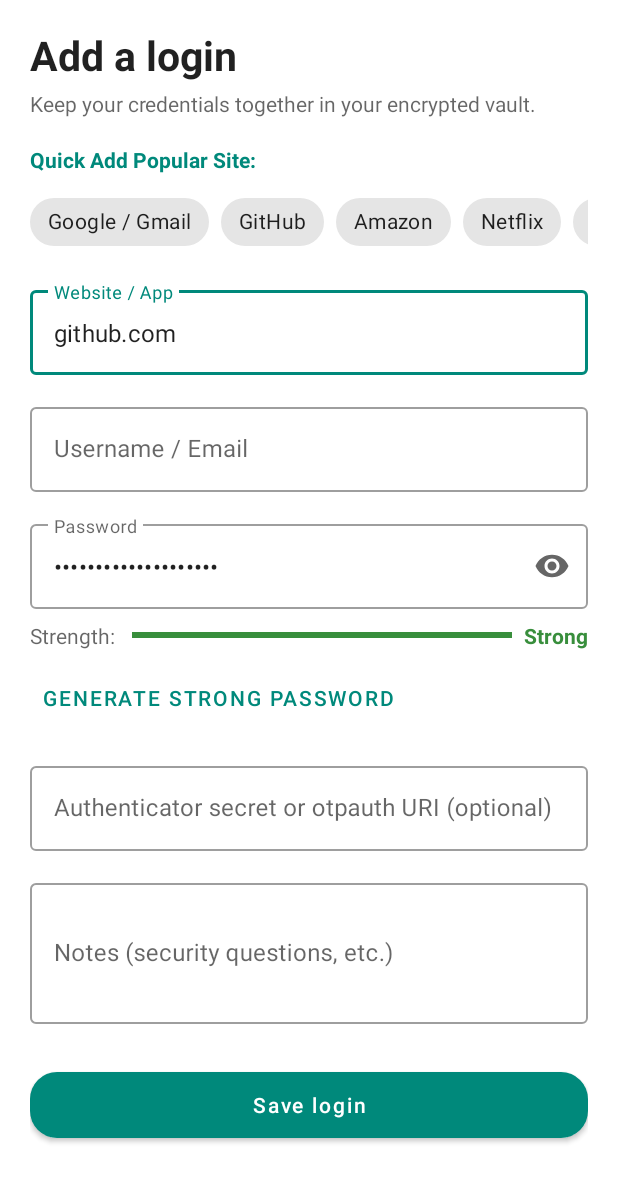
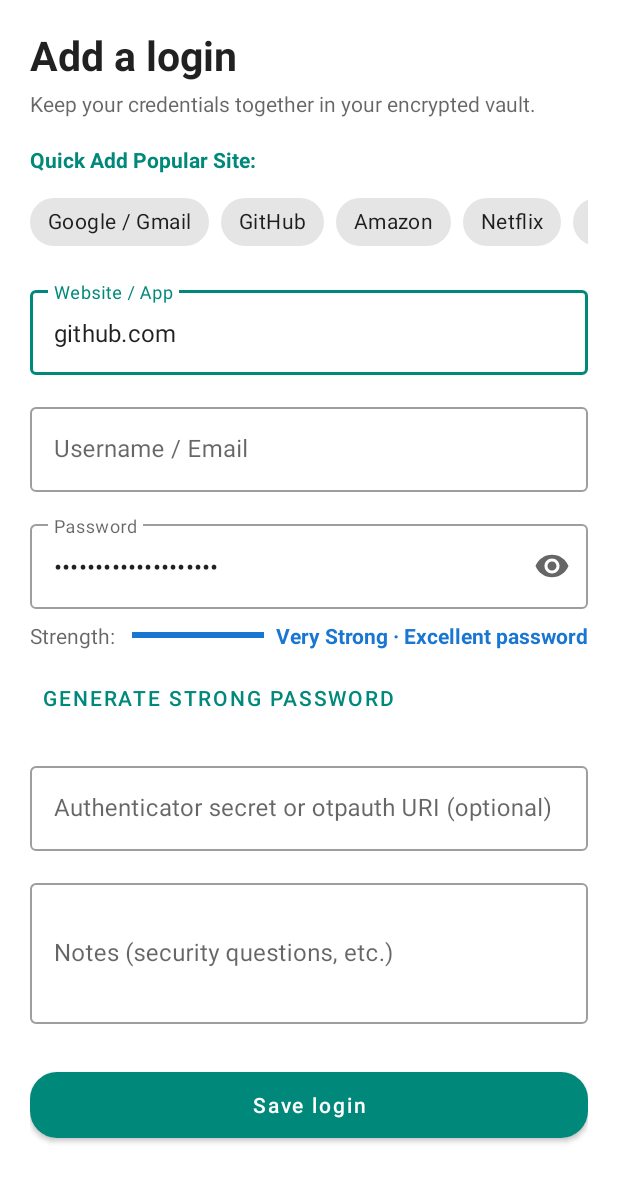
Before and after one commit to saurabhkundu1/secure-password-manager, an Android app: the AddEditActivity screen opened directly, with no data from a screen before it, after a tap on "GitHub", on a phone screen of 412 x 824 dp. Shown: the top 1182 px of the screen. Run offline under Robolectric (Android 15) with nearby library versions, the phone set to English and light mode, and no system bars; 1 statement that could not run was skipped; 3 other taps on this screen came first.

Commit message:
feat(security): implement entropy-based password strength estimator with pattern penalties and suggestions

```diff
--- a/app/src/main/java/com/applify/securepass/AddEditActivity.kt
+++ b/app/src/main/java/com/applify/securepass/AddEditActivity.kt
@@ -250,39 +250,12 @@ class AddEditActivity : BaseLockActivity() {
     }
 
     private fun updatePasswordStrength(password: String?) {
-        if (password.isNullOrEmpty()) {
-            progressStrength.progress = 0
-            tvStrengthText.text = "Weak"
-            tvStrengthText.setTextColor(-0x2ce0d1)
-            progressStrength.progressTintList = ColorStateList.valueOf(-0x2ce0d1)
-            return
-        }
-
-        var score = 0
-        // Length (max 40 pts)
-        score += Math.min(password.length * 5, 40)
-
-        // Varieties (15 pts each)
-        if (password.contains(Regex(".*[A-Z].*"))) score += 15
-        if (password.contains(Regex(".*[a-z].*"))) score += 15
-        if (password.contains(Regex(".*[0-9].*"))) score += 15
-        if (password.contains(Regex(".*[^A-Za-z0-9].*"))) score += 15
-
-        progressStrength.progress = score
-
-        if (score <= 40) {
-            tvStrengthText.text = "Weak"
-            tvStrengthText.setTextColor(-0x2ce0d1)
-            progressStrength.progressTintList = ColorStateList.valueOf(-0x2ce0d1)
-        } else if (score <= 70) {
-            tvStrengthText.text = "Fair"
-            tvStrengthText.setTextColor(-0xa8400)
-            progressStrength.progressTintList = ColorStateList.valueOf(-0xa8400)
-        } else {
-            tvStrengthText.text = "Strong"
-            tvStrengthText.setTextColor(-0xc771c4)
-            progressStrength.progressTintList = ColorStateList.valueOf(-0xc771c4)
-        }
+        val result = PasswordStrengthEstimator.estimate(password)
+        progressStrength.progress = result.score
+        tvStrengthText.text = "${result.level.label} · ${result.feedback}"
+        val color = result.level.colorHex
+        tvStrengthText.setTextColor(color)
+        progressStrength.progressTintList = ColorStateList.valueOf(color)
     }
 
     companion object {
--- /dev/null
+++ b/app/src/main/java/com/applify/securepass/PasswordStrengthEstimator.kt
@@ -0,0 +1,106 @@
+package com.applify.securepass
+
+enum class StrengthLevel(val label: String, val colorHex: Int) {
+    VERY_WEAK("Very Weak", 0xFFD32F2F.toInt()),
+    WEAK("Weak", 0xFFE64A19.toInt()),
+    FAIR("Fair", 0xFFF57C00.toInt()),
+    STRONG("Strong", 0xFF388E3C.toInt()),
+    VERY_STRONG("Very Strong", 0xFF1976D2.toInt())
+}
+
+data class StrengthResult(
+    val score: Int,
+    val level: StrengthLevel,
+    val feedback: String
+)
+
+object PasswordStrengthEstimator {
+    private val SEQUENCES = listOf(
+        "1234567890",
+        "abcdefghijklmnopqrstuvwxyz",
+        "qwertyuiop",
+        "asdfghjkl",
+        "zxcvbnm"
+    )
+
+    fun estimate(password: String?): StrengthResult {
+        if (password.isNullOrEmpty()) {
+            return StrengthResult(0, StrengthLevel.VERY_WEAK, "Enter password")
+        }
+
+        var poolSize = 0
+        var hasUpper = false
+        var hasLower = false
+        var hasDigit = false
+        var hasSymbol = false
+
+        for (ch in password) {
+            when {
+                ch in 'a'..'z' -> hasLower = true
+                ch in 'A'..'Z' -> hasUpper = true
+                ch in '0'..'9' -> hasDigit = true
+                else -> hasSymbol = true
+            }
+        }
+
+        if (hasLower) poolSize += 26
+        if (hasUpper) poolSize += 26
+        if (hasDigit) poolSize += 10
+        if (hasSymbol) poolSize += 33
+
+        // Base entropy calculation: length * log2(poolSize)
+        val entropy = if (poolSize > 0) password.length * (Math.log(poolSize.toDouble()) / Math.log(2.0)) else 0.0
+
+        var penalty = 0.0
+
+        // 1. Repeated consecutive characters
+        var repeatedCount = 0
+        for (i in 1 until password.length) {
+            if (password[i].lowercaseChar() == password[i - 1].lowercaseChar()) {
+                repeatedCount++
+            }
+        }
+        penalty += repeatedCount * 6.0
+
+        // 2. Sequential patterns
+        val lower = password.lowercase()
+        for (seq in SEQUENCES) {
+            for (len in 3..seq.length) {
+                for (start in 0..seq.length - len) {
+                    val sub = seq.substring(start, start + len)
+                    if (lower.contains(sub) || lower.contains(sub.reversed())) {
+                        penalty += len * 4.0
+                    }
+                }
+            }
+        }
+
+        // 3. Length penalty for short passwords
+        if (password.length < 8) {
+            penalty += (8 - password.length) * 10.0
+        }
+
+        val adjustedScore = ((entropy - penalty) * 1.25).coerceIn(0.0, 100.0).toInt()
+
+        val level = when {
+            adjustedScore < 25 -> StrengthLevel.VERY_WEAK
+            adjustedScore < 50 -> StrengthLevel.WEAK
+            adjustedScore < 70 -> StrengthLevel.FAIR
+            adjustedScore < 88 -> StrengthLevel.STRONG
+            else -> StrengthLevel.VERY_STRONG
+        }
+
+        val feedback = when {
+            password.length < 8 -> "Too short — at least 8 chars recommended"
+            !hasSymbol && !hasDigit -> "Add numbers and symbols"
+            !hasSymbol -> "Add special characters"
+            !hasUpper -> "Add uppercase letters"
+            repeatedCount > 1 -> "Avoid repeated characters"
+            adjustedScore >= 88 -> "Excellent password"
+            adjustedScore >= 70 -> "Strong password"
+            else -> "Mix letters, numbers & symbols"
+        }
+
+        return StrengthResult(adjustedScore, level, feedback)
+    }
+}
```
Also changed, not shown: 1 other file.
